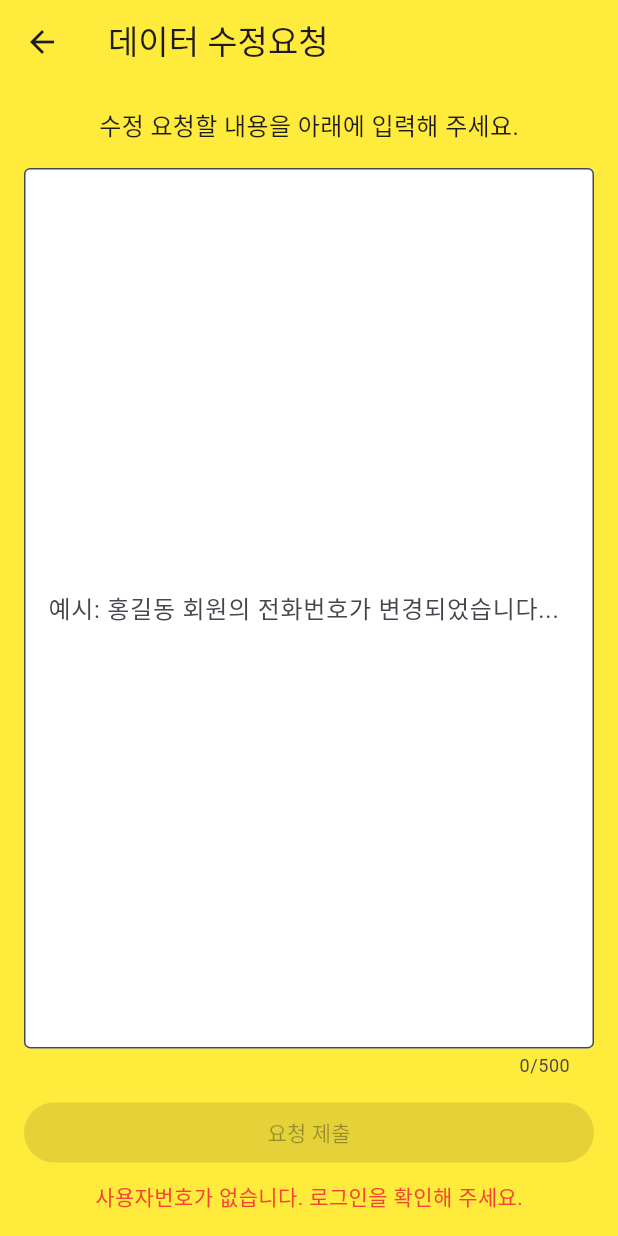
After one commit to ywydpapa/r15_addressbook, a Flutter app: the HomeScreen screen opened directly, after a tap on the "settings" icon, on a phone screen of 412 x 824 dp. The commit adds this screen. Run offline on Flutter 3.47's test engine with Material 3 defaults, Android fonts, the phone set to English and light mode, and no system bars; our stand-ins replace flutter_html; missing offline and left inert: flutter_html_all.

Commit message:
아이콘변경/ 수정요청 기능 추가

```diff
--- a/lib/main.dart
+++ b/lib/main.dart
@@ -6,6 +6,7 @@ import 'searchresult.dart';
 import 'rankMember.dart';
 import 'clubDocs.dart';
 import 'docViewer.dart';
+import 'settings.dart';
 import 'config/api_config.dart';
 import 'dart:io';
 
@@ -42,6 +43,7 @@ class MyApp extends StatelessWidget {
         '/rankMembers': (context) => RankMemberScreen(),
         '/clubDocs': (context) => ClubDocsScreen(),
         '/docViewer': (context) => DocViewerScreen(),
+        '/settings': (context) => SettingScreen(),
       },
     );
   }
@@ -58,6 +60,7 @@ class _LoginScreenState extends State<LoginScreen> {
   final TextEditingController _usernameController = TextEditingController();
   String _errorMessage = '';
   String _clubNo = '';
+  String _memberNo = '';
 
   Future<void> _login() async {
     final phoneno = _usernameController.text;
@@ -84,11 +87,12 @@ class _LoginScreenState extends State<LoginScreen> {
         if (data.containsKey('clubno')) {
           setState(() {
             _clubNo = data['clubno'].toString();
+            _memberNo = data['memberno'].toString();
             _errorMessage = '';
           });
 
           // 메인 화면으로 이동
-          Navigator.pushReplacementNamed(context, '/', arguments: _clubNo);
+          Navigator.pushReplacementNamed(context,'/',arguments: {'clubNo': _clubNo,'memberNo': _memberNo,},);
         } else if (data.containsKey('error')) {
           setState(() {
             _errorMessage = data['error'];
@@ -154,12 +158,22 @@ class HomeScreen extends StatelessWidget {
 
   @override
   Widget build(BuildContext context) {
-    final String? mclubNo =
-    ModalRoute.of(context)?.settings.arguments as String?;
+    final args = ModalRoute.of(context)?.settings.arguments as Map<String, dynamic>?;
+    final String? mclubNo = args?['clubNo'];
+    final String? memberNo = args?['memberNo'];
+
     return Scaffold(
       appBar: AppBar(
         backgroundColor: Colors.yellow,
         title: Text('15지역 회원 주소록'),
+        actions: [
+          IconButton(
+            icon: Icon(Icons.settings), // 기어 아이콘
+            onPressed: () {
+              Navigator.pushNamed(context, '/settings', arguments: memberNo,);
+            },
+          ),
+        ],
       ),
       backgroundColor: Colors.yellow,
       body: Column(
--- /dev/null
+++ b/lib/settings.dart
@@ -0,0 +1,117 @@
+import 'package:flutter/material.dart';
+import 'package:http/http.dart' as http;
+import 'dart:convert';
+import 'config/api_config.dart';
+
+class SettingScreen extends StatefulWidget {
+  const SettingScreen({super.key});
+
+  @override
+  State<SettingScreen> createState() => _SettingScreenState();
+}
+
+class _SettingScreenState extends State<SettingScreen> {
+  final TextEditingController _textController = TextEditingController();
+  bool _isLoading = false;
+
+  @override
+  void dispose() {
+    _textController.dispose();
+    super.dispose();
+  }
+
+  Future<void> _submitRequest(String memberNo) async {
+    final message = _textController.text.trim();
+    if (message.isEmpty) return;
+
+    setState(() => _isLoading = true);
+
+    try {
+      final response = await http.post(
+        Uri.parse('${ApiConf.baseUrl}/phapp/requestmessage'),
+        headers: {'Content-Type': 'application/json'},
+        body: jsonEncode({'memberNo': memberNo, 'message': message}),
+      );
+
+      if (response.statusCode == 200) {
+        ScaffoldMessenger.of(context).showSnackBar(
+          SnackBar(content: Text('요청이 접수되었습니다!')),
+        );
+        _textController.clear();
+      } else {
+        ScaffoldMessenger.of(context).showSnackBar(
+          SnackBar(content: Text('요청 실패: ${response.body}')),
+        );
+      }
+    } catch (e) {
+      ScaffoldMessenger.of(context).showSnackBar(
+        SnackBar(content: Text('네트워크 오류: $e')),
+      );
+    } finally {
+      setState(() => _isLoading = false);
+    }
+  }
+
+  @override
+  Widget build(BuildContext context) {
+    final memberNo = ModalRoute.of(context)?.settings.arguments as String? ?? '';
+    return Scaffold(
+      appBar: AppBar(
+        title: Text('데이터 수정요청'),
+        backgroundColor: Colors.yellow,
+      ),
+      backgroundColor: Colors.yellow,
+      body: Padding(
+        padding: const EdgeInsets.all(16.0),
+        child: Column(
+          children: [
+            Text(
+              '수정 요청할 내용을 아래에 입력해 주세요.',
+              style: TextStyle(fontSize: 16),
+            ),
+            SizedBox(height: 16),
+            Expanded(
+              child: TextField(
+                controller: _textController,
+                maxLines: null,
+                expands: true,
+                decoration: InputDecoration(
+                  border: OutlineInputBorder(),
+                  hintText: '예시: 홍길동 회원의 전화번호가 변경되었습니다...',
+                  filled: true,
+                  fillColor: Colors.white,
+                ),
+                style: TextStyle(fontSize: 16),
+                maxLength: 500,
+              ),
+            ),
+            SizedBox(height: 16),
+            SizedBox(
+              width: double.infinity,
+              child: ElevatedButton(
+                onPressed: (_isLoading || memberNo.isEmpty)
+                    ? null
+                    : () => _submitRequest(memberNo),
+                child: _isLoading
+                    ? SizedBox(
+                  width: 20,
+                  height: 20,
+                  child: CircularProgressIndicator(strokeWidth: 2),
+                )
+                    : Text('요청 제출'),
+              ),
+            ),
+            if (memberNo.isEmpty)
+              Padding(
+                padding: const EdgeInsets.only(top: 8.0),
+                child: Text(
+                  '사용자번호가 없습니다. 로그인을 확인해 주세요.',
+                  style: TextStyle(color: Colors.red),
+                ),
+              ),
+          ],
+        ),
+      ),
+    );
+  }
+}
--- a/pubspec.yaml
+++ b/pubspec.yaml
@@ -16,7 +16,7 @@ publish_to: 'none' # Remove this line if you wish to publish to pub.dev
 # https://developer.apple.com/library/archive/documentation/General/Reference/InfoPlistKeyReference/Articles/CoreFoundationKeys.html
 # In Windows, build-name is used as the major, minor, and patch parts
 # of the product and file versions while build-number is used as the build suffix.
-version: 1.0.7+7
+version: 1.0.8+8
 
 environment:
   sdk: ^3.7.2
```
Also changed, not shown: pubspec.lock.
